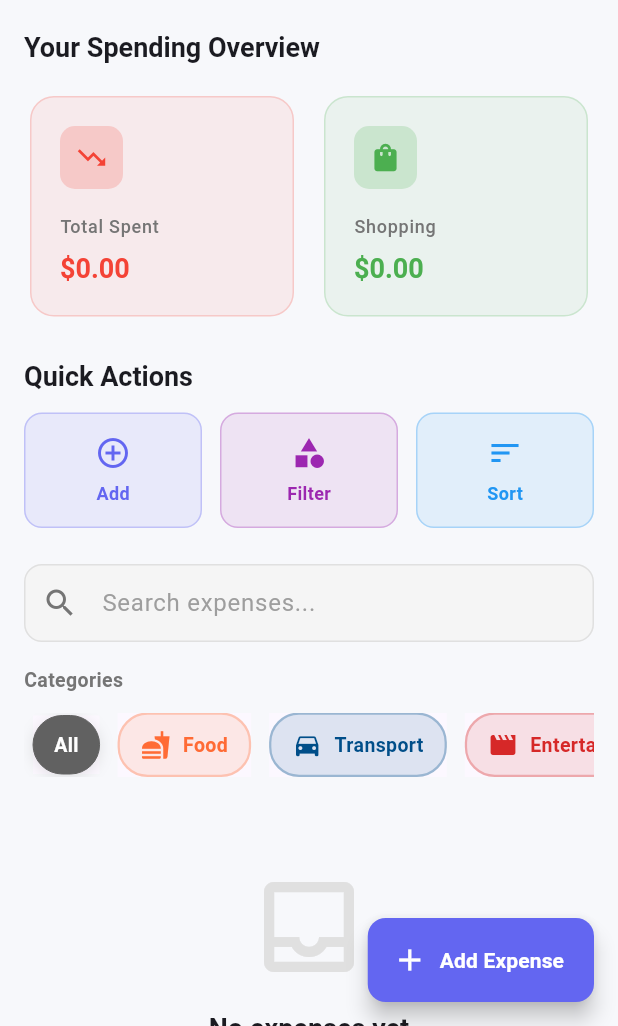
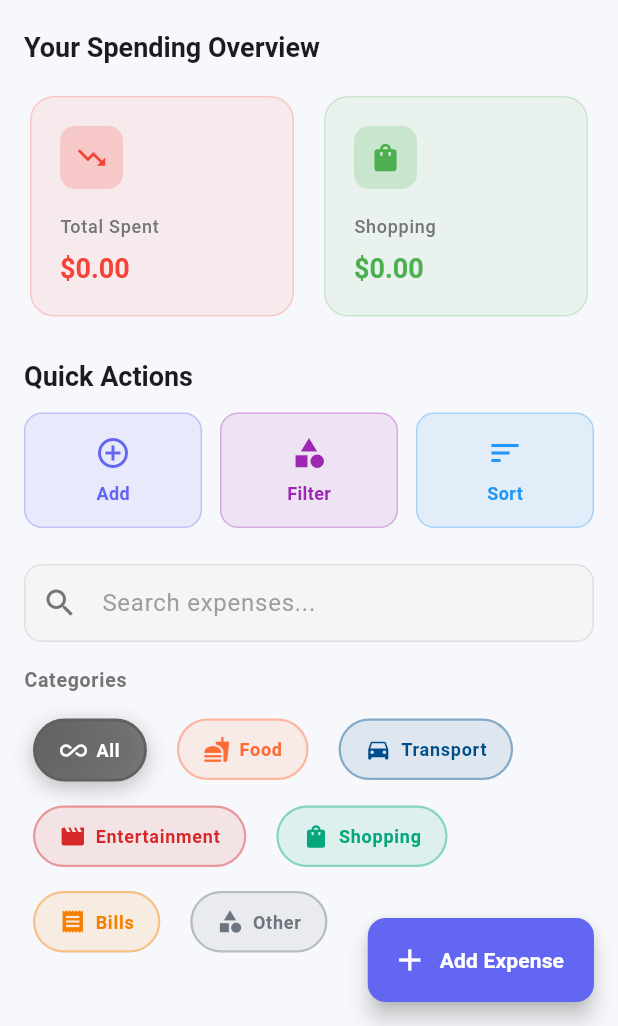
Before and after one commit to Nahidliton/flutter_final_project, a Flutter app: the screen it shows after launch, on a phone screen of 412 x 824 dp, the part 210-1236 px from its top. Run offline on Flutter 3.47's test engine with Material 3 defaults, Android fonts, the light colour scheme and no system bars; our stand-ins replace cloud_firestore, firebase_core; accounts and stored records are empty.

Commit message:
fix(ui): redesign category chips with animated gradient, proper icons, and wrap layout for cool organized display

```diff
--- a/final_project_mobile_app/lib/screens/home_screen.dart
+++ b/final_project_mobile_app/lib/screens/home_screen.dart
@@ -516,15 +516,18 @@ class _HomeScreenState extends State<HomeScreen> {
             color: Colors.grey.shade600,
             fontWeight: FontWeight.w700,
             fontSize: 13,
+            letterSpacing: 0.5,
           ),
         ),
         const SizedBox(height: 12),
-        SingleChildScrollView(
-          scrollDirection: Axis.horizontal,
-          child: Row(
+        Wrap(
+          spacing: 8,
+          runSpacing: 8,
           children: [
             CategoryFilterChip(
               label: 'All',
+              color: Colors.grey.shade700,
+              icon: Icons.all_inclusive,
               isSelected: provider.categoryFilter == null,
               onTap: () => provider.setCategoryFilter(null),
             ),
@@ -538,7 +541,6 @@ class _HomeScreenState extends State<HomeScreen> {
               );
             }).toList(),
           ],
-          ),
         ),
       ],
     );
--- a/final_project_mobile_app/lib/widgets/category_filter_chip.dart
+++ b/final_project_mobile_app/lib/widgets/category_filter_chip.dart
@@ -20,31 +20,38 @@ class CategoryFilterChip extends StatelessWidget {
 
   @override
   Widget build(BuildContext context) {
+    final bgColor = color ?? Colors.grey.shade700;
+
     return Padding(
-      padding: const EdgeInsets.symmetric(horizontal: 6),
-      child: Material(
-        child: InkWell(
+      padding: const EdgeInsets.symmetric(horizontal: 6, vertical: 4),
+      child: GestureDetector(
         onTap: onTap,
-          borderRadius: BorderRadius.circular(20),
-          child: Container(
-            padding: const EdgeInsets.symmetric(horizontal: 14, vertical: 10),
+        child: AnimatedContainer(
+          duration: const Duration(milliseconds: 200),
+          padding: const EdgeInsets.symmetric(horizontal: 16, vertical: 10),
           decoration: BoxDecoration(
-              color: isSelected
-                  ? (color ?? Colors.grey.shade700)
-                  : (color?.withOpacity(0.12) ?? Colors.grey.shade100),
-              borderRadius: BorderRadius.circular(20),
+            gradient: isSelected
+                ? LinearGradient(
+                    colors: [
+                      bgColor,
+                      bgColor.withOpacity(0.8),
+                    ],
+                    begin: Alignment.topLeft,
+                    end: Alignment.bottomRight,
+                  )
+                : null,
+            color: !isSelected ? bgColor.withOpacity(0.1) : null,
+            borderRadius: BorderRadius.circular(25),
             border: Border.all(
-                color: isSelected
-                    ? (color ?? Colors.grey.shade700)
-                    : (color?.withOpacity(0.3) ?? Colors.grey.shade300),
-                width: isSelected ? 0 : 1.5,
+              color: isSelected ? bgColor : bgColor.withOpacity(0.4),
+              width: isSelected ? 2 : 1.5,
             ),
             boxShadow: isSelected
                 ? [
                     BoxShadow(
-                        color: (color ?? Colors.grey).withOpacity(0.3),
-                        blurRadius: 8,
-                        offset: const Offset(0, 2),
+                      color: bgColor.withOpacity(0.4),
+                      blurRadius: 12,
+                      offset: const Offset(0, 4),
                     )
                   ]
                 : [],
@@ -55,24 +62,24 @@ class CategoryFilterChip extends StatelessWidget {
               if (icon != null) ...[
                 Icon(
                   icon,
-                    size: 20,
-                    color: isSelected ? Colors.white : (color ?? Colors.grey.shade700),
+                  size: 18,
+                  color: isSelected ? Colors.white : bgColor,
                 ),
-                  const SizedBox(width: 8),
+                const SizedBox(width: 6),
               ],
               Text(
                 label,
                 style: TextStyle(
-                    color: isSelected ? Colors.white : (color ?? Colors.grey.shade700),
-                    fontWeight: FontWeight.w600,
-                    fontSize: 13,
+                  color: isSelected ? Colors.white : bgColor,
+                  fontWeight: FontWeight.w700,
+                  fontSize: 12,
+                  letterSpacing: 0.5,
                 ),
               ),
             ],
           ),
         ),
       ),
-      ),
     );
   }
 }
```
Lines whose indentation alone changed are shown as unchanged.
